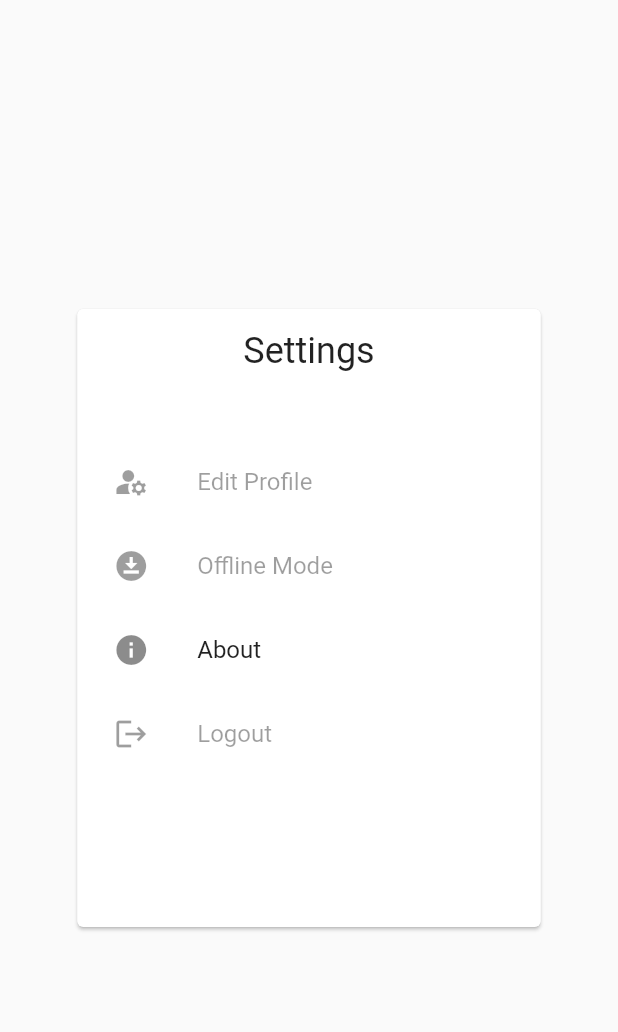
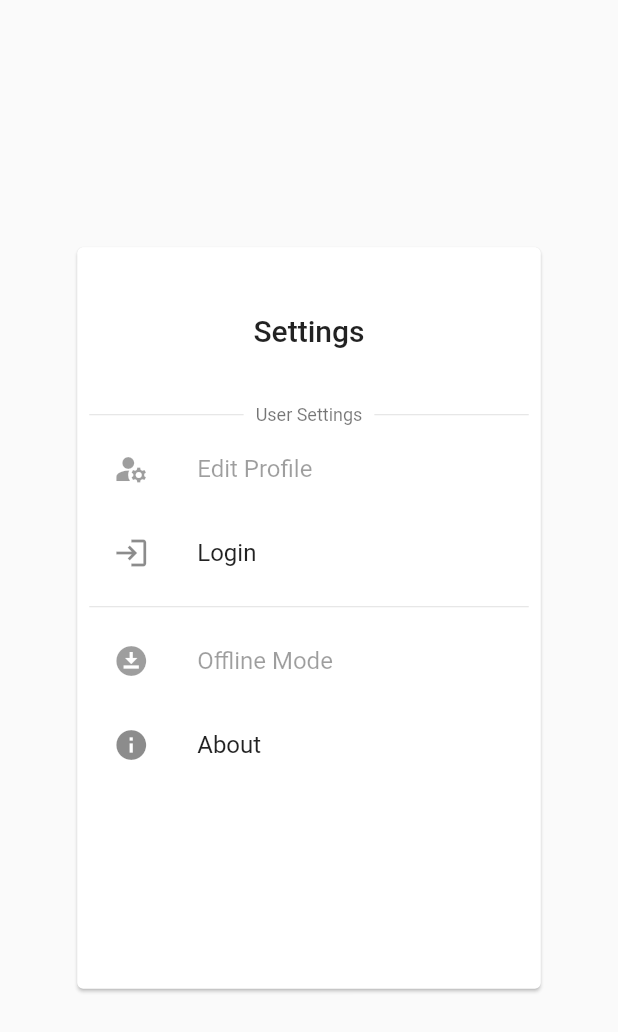
Before and after one commit to dca123/hitchspots, a Flutter app: the SettingsCard widget shown alone on an empty page, opened directly, on a phone screen of 412 x 824 dp. Shown: the top 1032 px of the screen. Run offline on Flutter 3.47's test engine with Material 2 defaults, Android fonts, the phone set to English and light mode, and no system bars; our stand-ins replace auto_size_text, cloud_firestore, device_preview, dio, firebase_auth, firebase_core and 12 more; missing offline and left inert: geoflutterfire2, google_maps_cluster_manager; accounts and stored records are empty.

Commit message:
refactor(widgets/settings): :recycle: Improved code strucuture, added login logout

```diff
--- a/lib/widgets/settings/settings_modal.dart
+++ b/lib/widgets/settings/settings_modal.dart
@@ -1,6 +1,9 @@
+import 'package:animations/animations.dart';
 import 'package:flutter/material.dart';
 import 'package:hitchspots/pages/edit_profile_page.dart';
 import 'package:hitchspots/services/authentication.dart';
+import 'package:hitchspots/utils/icon_switcher.dart';
+import 'package:hitchspots/utils/show_dialog.dart';
 import 'package:provider/provider.dart';
 
 class SettingsCard extends StatefulWidget {
@@ -13,39 +16,36 @@ class SettingsCard extends StatefulWidget {
 }
 
 class _SettingsCardState extends State<SettingsCard> {
-  Widget titleWidget(context, displayName) => Flexible(
-        flex: 1,
-        child: Column(
-          mainAxisAlignment: MainAxisAlignment.spaceAround,
-          children: [
-            Flexible(
-              flex: 2,
-              child: Text(
-                "Settings",
-                style: Theme.of(context).textTheme.headline5,
-              ),
-            ),
-            Flexible(
-              fit: FlexFit.tight,
-              child: Text(
-                displayName,
-                style: Theme.of(context).textTheme.caption,
-              ),
-            ),
-          ],
-        ),
-      );
-
-  Widget loginToolipIfLoggedOut(
-      {required Widget child, required bool isLoggedIn}) {
-    if (isLoggedIn) {
-      return child;
-    } else {
-      return Tooltip(
-        message: "You have to be logged in",
-        child: child,
+  bool isLogginIn = false;
+  void logout() async {
+    setState(() {
+      Provider.of<AuthenticationState>(context, listen: false).logout();
+    });
+    Navigator.of(context).pop();
+    showAlertDialog(
+      title: "Logout",
+      body: "You've been succesfully logged out",
+      context: context,
     );
   }
+
+  void login() async {
+    setState(() {
+      isLogginIn = true;
+    });
+    await Provider.of<AuthenticationState>(context, listen: false)
+        .loginFlowWithAction(
+      postLogin: () async {
+        Navigator.pop(context);
+        showAlertDialog(
+          title: "Login",
+          body: "You've been succesfully logged in",
+          context: context,
+        );
+        isLogginIn = false;
+      },
+      buildContext: context,
+    );
   }
 
   @override
@@ -59,7 +59,7 @@ class _SettingsCardState extends State<SettingsCard> {
     return Center(
       child: Card(
         child: Container(
-          height: MediaQuery.of(context).size.height * 0.50,
+          height: MediaQuery.of(context).size.height * 0.60,
           width: MediaQuery.of(context).size.width * 0.75,
           child: Padding(
             padding: const EdgeInsets.all(8.0),
@@ -67,64 +67,175 @@ class _SettingsCardState extends State<SettingsCard> {
               crossAxisAlignment: CrossAxisAlignment.center,
               mainAxisAlignment: MainAxisAlignment.spaceBetween,
               children: [
-                  titleWidget(context, displayName),
+                UserDisplayTitle(
+                  displayName: displayName,
+                  isLoggedIn: isLoggedIn,
+                ),
                 Expanded(
                   flex: 4,
                   child: Column(
                     children: [
-                        loginToolipIfLoggedOut(
-                          isLoggedIn: isLoggedIn,
-                          child: ListTile(
-                            title: Text("Edit Profile"),
-                            leading: Icon(Icons.manage_accounts),
-                            enabled: isLoggedIn,
-                            onTap: () {
-                              Navigator.of(context).push(MaterialPageRoute(
-                                  builder: (BuildContext buildContext) {
-                                return EditProfilePage();
-                              }));
-                            },
+                      Row(children: [
+                        Flexible(child: Divider()),
+                        Padding(
+                          padding: const EdgeInsets.symmetric(horizontal: 8),
+                          child: Text(
+                            "User Settings",
+                            style: Theme.of(context).textTheme.caption,
                           ),
                         ),
+                        Expanded(child: Divider()),
+                      ]),
+                      OpenContainerListTile(
+                        title: "Edit Profile",
+                        icon: Icon(Icons.manage_accounts),
+                        openPage: EditProfilePage(),
+                        isLoggedIn: isLoggedIn,
+                      ),
+                      isLoggedIn
+                          ? ListTile(
+                              title: Text("Logout"),
+                              leading: Icon(Icons.logout),
+                              enabled: isLoggedIn,
+                              onTap: logout,
+                            )
+                          : IconSwitcherWrapper(
+                              condition: isLogginIn,
+                              iconIfTrue: ListTile(
+                                title: Text("Logging In"),
+                                leading: SizedBox(
+                                    height: IconTheme.of(context).size,
+                                    width: IconTheme.of(context).size,
+                                    child: CircularProgressIndicator(
+                                      strokeWidth: 2,
+                                    )),
+                                enabled: !isLoggedIn,
+                                onTap: login,
+                              ),
+                              iconIfFalse: ListTile(
+                                title: Text("Login"),
+                                leading: Icon(Icons.login),
+                                enabled: !isLoggedIn,
+                                onTap: login,
+                              ),
+                            ),
+                      Divider(),
                       ListTile(
                         title: Text("Offline Mode"),
                         leading: Icon(Icons.download_for_offline),
                         enabled: false,
                         onTap: () => {},
                       ),
-                        ListTile(
-                          title: Text("About"),
-                          leading: Icon(Icons.info),
-                          onTap: () {
-                            Navigator.of(context).push(MaterialPageRoute(
-                                builder: (BuildContext buildContext) {
-                              return AboutPage();
-                            }));
-                          },
+                      OpenContainerListTile(
+                        title: "About",
+                        icon: Icon(Icons.info),
+                        openPage: AboutPage(),
                       ),
-                        loginToolipIfLoggedOut(
-                          isLoggedIn: isLoggedIn,
-                          child: ListTile(
-                            title: Text("Logout"),
-                            leading: Icon(Icons.logout),
-                            enabled: isLoggedIn,
-                            onTap: () {
-                              setState(() {
-                                Provider.of<AuthenticationState>(context,
-                                        listen: false)
-                                    .logout();
-                              });
-                            },
+                    ],
                   ),
                 ),
               ],
             ),
           ),
-                ]),
-          ),
         ),
       ),
     );
+  }
+}
+
+class UserDisplayTitle extends StatelessWidget {
+  const UserDisplayTitle({
+    Key? key,
+    required this.displayName,
+    required this.isLoggedIn,
+  }) : super(key: key);
+
+  final String displayName;
+  final bool isLoggedIn;
+
+  @override
+  Widget build(BuildContext context) => Flexible(
+        flex: 1,
+        child: Column(
+          mainAxisAlignment: MainAxisAlignment.spaceAround,
+          children: [
+            Flexible(
+              flex: 2,
+              child: Text(
+                "Settings",
+                style: Theme.of(context).textTheme.headline6,
+              ),
+            ),
+            if (isLoggedIn)
+              Flexible(
+                fit: FlexFit.tight,
+                child: Text(
+                  displayName,
+                  style: Theme.of(context).textTheme.subtitle1,
+                ),
+              ),
+          ],
+        ),
+      );
+}
+
+class OpenContainerListTile extends StatelessWidget {
+  const OpenContainerListTile({
+    Key? key,
+    this.isLoggedIn = true,
+    required this.title,
+    required this.openPage,
+    required this.icon,
+  }) : super(key: key);
+
+  final bool isLoggedIn;
+  final String title;
+  final Widget openPage;
+  final Icon icon;
+  @override
+  Widget build(BuildContext context) {
+    return OpenContainer(
+      closedElevation: 0,
+      tappable: false,
+      closedBuilder: (context, openContainer) {
+        return LoginToolTipOnLogout(
+            isLoggedIn: isLoggedIn,
+            child: ListTile(
+              title: Text(title),
+              leading: icon,
+              enabled: isLoggedIn,
+              onTap: () {
+                openContainer();
+              },
+            ));
+      },
+      openBuilder: (context, closeContainer) {
+        return openPage;
+      },
+    );
+  }
+}
+
+class LoginToolTipOnLogout extends StatelessWidget {
+  const LoginToolTipOnLogout({
+    Key? key,
+    required this.child,
+    required this.isLoggedIn,
+  }) : super(key: key);
+
+  final Widget child;
+  final bool isLoggedIn;
+
+  @override
+  Widget build(BuildContext context) {
+    if (isLoggedIn) {
+      return child;
+    } else {
+      return Tooltip(
+        message: "You have to be logged in",
+        child: child,
+      );
+    }
   }
 }
 
@@ -182,6 +293,19 @@ class AboutPage extends StatelessWidget {
                 Text("""
                 Lectus nulla at volutpat diam ut venenatis tellus. Pulvinar mattis nunc sed blandit libero volutpat sed cras. At varius vel pharetra vel turpis nunc eget. Mauris a diam maecenas sed enim ut sem viverra. Maecenas accumsan lacus vel facilisis volutpat est velit egestas dui. Volutpat est velit egestas dui id. Elementum sagittis vitae et leo duis ut diam. Vel turpis nunc eget lorem dolor. Donec pretium vulputate sapien nec sagittis aliquam malesuada. Augue eget arcu dictum varius duis at. Arcu bibendum at varius vel pharetra vel turpis nunc eget. Ac turpis egestas integer eget aliquet nibh praesent tristique. Urna porttitor rhoncus dolor purus non enim. Rhoncus aenean vel elit scelerisque mauris pellentesque pulvinar pellentesque. At lectus urna duis convallis convallis tellus id interdum.
                 """),
+                Center(
+                  child: RichText(
+                    text: TextSpan(
+                        style: Theme.of(context).textTheme.bodyText2,
+                        children: [
+                          TextSpan(text: "Made with a "),
+                          WidgetSpan(
+                              child: Icon(Icons.keyboard_alt_outlined),
+                              alignment: PlaceholderAlignment.middle),
+                          TextSpan(text: " by Dev")
+                        ]),
+                  ),
+                )
               ],
             ),
           ),
```
Lines whose indentation alone changed are shown as unchanged.
